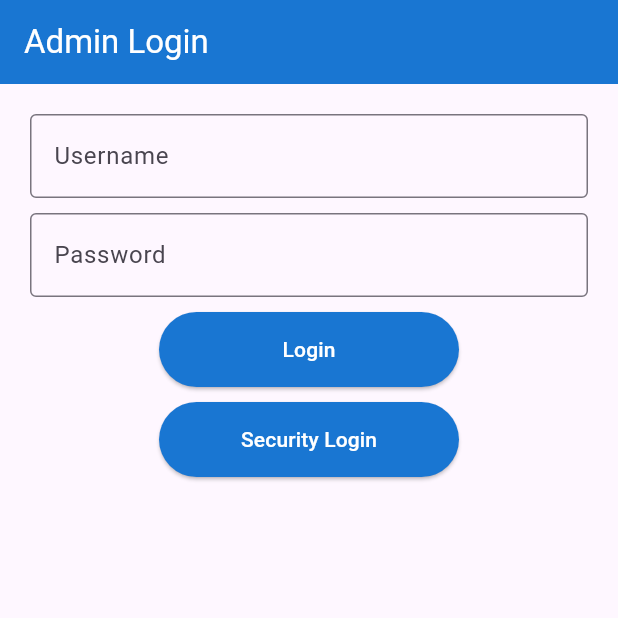
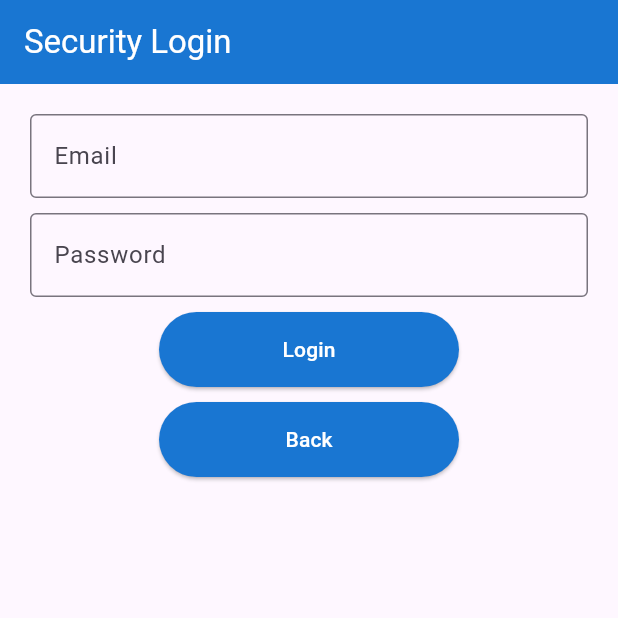
Before and after one commit to Naslanas/security_app_frondend, a Flutter app: the screen it shows after launch, after a tap on "Security Login", on a phone screen of 412 x 824 dp, the top half of it. Run offline on Flutter 3.47's test engine with Material 3 defaults, Android fonts, the phone set to English and light mode, and no system bars.

Commit message:
login security updated

```diff
--- a/lib/pages/adminLogin.dart
+++ b/lib/pages/adminLogin.dart
@@ -1,5 +1,6 @@
 import 'package:flutter/material.dart';
 import 'package:security_app/pages/adminMenu.dart';
+import 'package:security_app/pages/securityLogin.dart';
 
 class adminLogin extends StatefulWidget {
   const adminLogin({super.key});
@@ -70,7 +71,9 @@ class _adminLoginState extends State<adminLogin> {
                               borderRadius: BorderRadius.circular(30)
                           )
                       ),
-                      onPressed: (){}, child: Text("Security Login")))
+                      onPressed: (){
+                        Navigator.push(context, MaterialPageRoute(builder: (context)=>securityLogin()));
+                      }, child: Text("Security Login")))
             ],
           ),
         ),
--- /dev/null
+++ b/lib/pages/securityLogin.dart
@@ -0,0 +1,70 @@
+import 'package:flutter/material.dart';
+
+class securityLogin extends StatefulWidget {
+  const securityLogin({super.key});
+
+  @override
+  State<securityLogin> createState() => _securityLoginState();
+}
+
+class _securityLoginState extends State<securityLogin> {
+  @override
+  Widget build(BuildContext context) {
+    return MaterialApp(
+      home: Scaffold(
+        appBar: AppBar(backgroundColor: Colors.blue.shade700,
+          title: Text("Security Login",style: TextStyle(color: Colors.white),),),
+        body: SingleChildScrollView(
+          child: Container(
+            padding: EdgeInsets.all(20),
+            width: double.infinity,
+            child:
+            Column(children: [
+              TextField(
+                decoration: InputDecoration(
+                    labelText: "Email",
+                    hintText: "Enter email id",
+                    border: OutlineInputBorder()
+                ),
+              ),
+              SizedBox(height: 10,),
+              TextField(
+                decoration: InputDecoration(
+                    labelText: "Password",
+                    hintText: "Enter password",
+                    border: OutlineInputBorder()
+                ),
+              ),
+              SizedBox(height: 10,),
+              SizedBox(height:50,
+                  width:200,
+                  child: ElevatedButton(
+                      style: ElevatedButton.styleFrom(
+                          backgroundColor: Colors.blue.shade700,
+                          foregroundColor: Colors.white,
+                          shape: RoundedRectangleBorder(
+                              borderRadius: BorderRadius.circular(30)
+                          )
+                      ),
+                      onPressed: (){}, child: Text("Login"))),
+              SizedBox(height: 10,),
+              SizedBox(height:50,
+                  width:200,
+                  child: ElevatedButton(
+                      style: ElevatedButton.styleFrom(
+                          backgroundColor: Colors.blue.shade700,
+                          foregroundColor: Colors.white,
+                          shape: RoundedRectangleBorder(
+                              borderRadius: BorderRadius.circular(30)
+                          )
+                      ),
+                      onPressed: (){
+                        Navigator.pop(context);
+                      }, child: Text("Back")))
+            ],),
+          ),
+        ),
+      ),
+    );
+  }
+}
```
